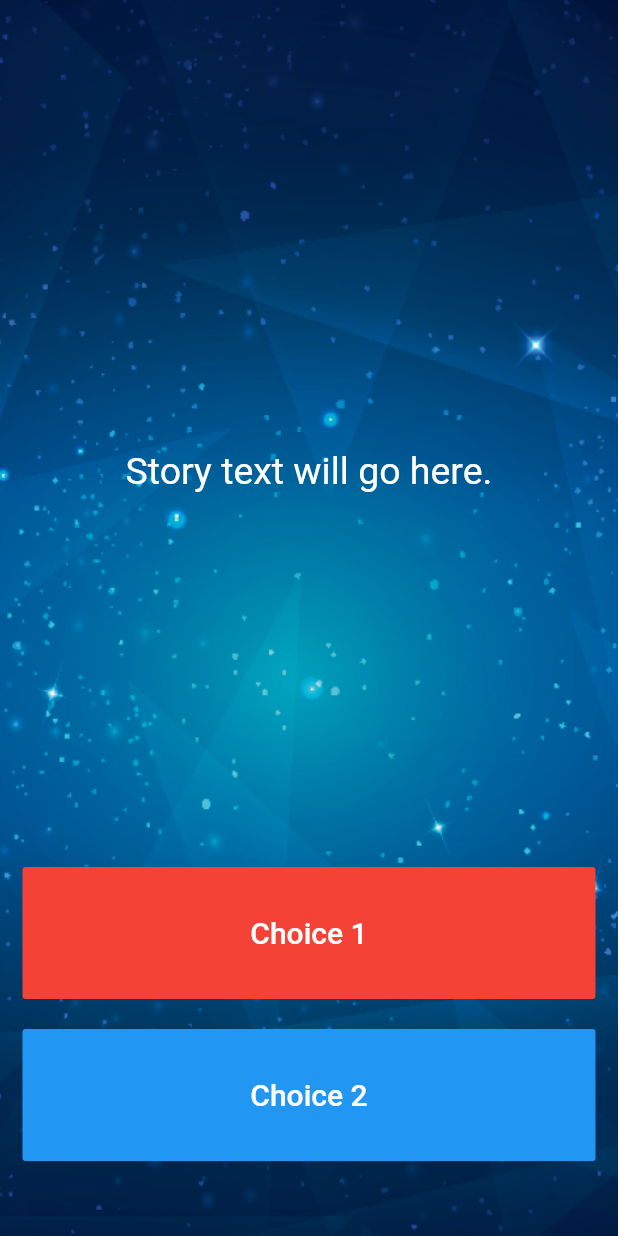
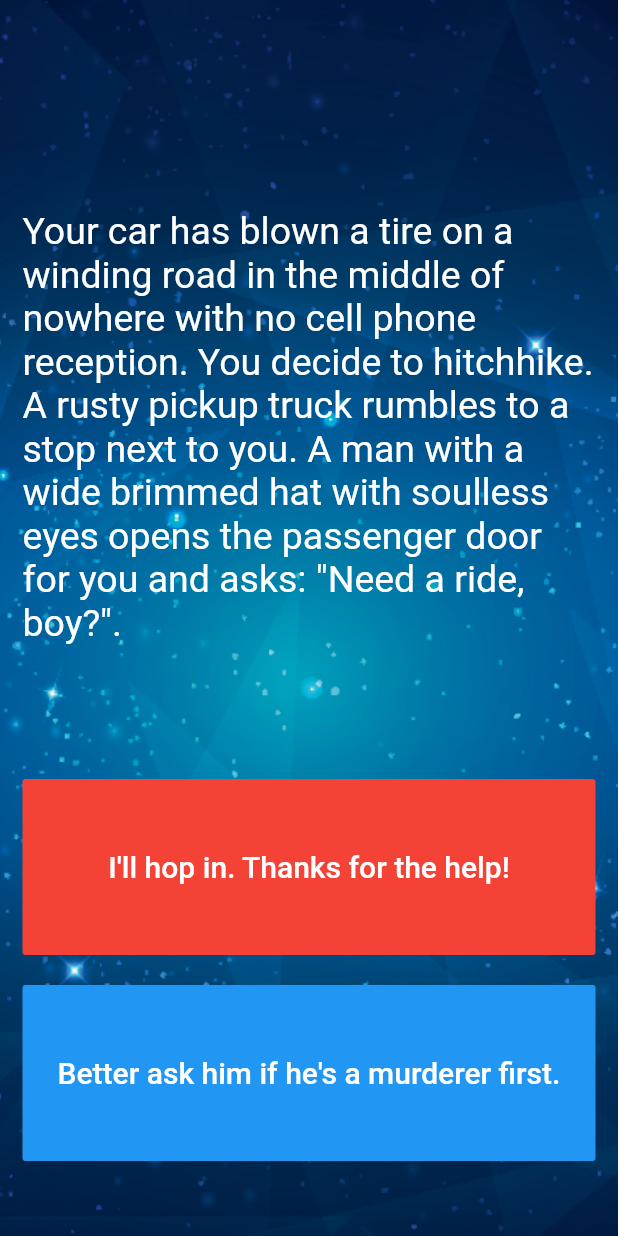
Before and after one commit to scottcal/flutter, a Flutter app: the screen it shows after launch, on a phone screen of 412 x 824 dp. Run offline on Flutter 3.47's test engine with Material 2 defaults, Android fonts, the phone set to English and light mode, and no system bars; our stand-ins replace audioplayers, rflutter_alert.

Commit message:
Finish Quizler

```diff
--- a/destini-challenge/lib/main.dart
+++ b/destini-challenge/lib/main.dart
@@ -1,6 +1,7 @@
 import 'package:flutter/material.dart';
+import 'story_brain.dart';
 
-//TODO: Step 15 - Run the app and see if you can see the screen update with the first story. Delete this TODO if it looks as you expected.
+//-TODO: Step 15 - Run the app and see if you can see the screen update with the first story. Delete this TODO if it looks as you expected.
 
 void main() => runApp(Destini());
 
@@ -13,7 +14,8 @@
   }
 }
 
-//TODO: Step 9 - Create a new storyBrain object from the StoryBrain class.
+StoryBrain storyBrain = StoryBrain();
+//-TODO: Step 9 - Create a new storyBrain object from the StoryBrain class.
 
 class StoryPage extends StatefulWidget {
   _StoryPageState createState() => _StoryPageState();
@@ -28,7 +30,7 @@
           image: DecorationImage(
               image: AssetImage('images/background.png'), fit: BoxFit.cover),
         ),
-        //TODO: Step 1 - Add background.png to this Container as a background image.
+        //-TODO: Step 1 - Add background.png to this Container as a background image.
         padding: EdgeInsets.symmetric(vertical: 50.0, horizontal: 15.0),
         constraints: BoxConstraints.expand(),
         child: SafeArea(
@@ -40,7 +42,7 @@
                 child: Center(
                   child: Text(
                     //TODO: Step 10 - use the storyBrain to get the first story title and display it in this Text Widget.
-                    'Story text will go here.',
+                    storyBrain.getStory(),
                     style: TextStyle(
                       fontSize: 25.0,
                     ),
@@ -48,16 +50,19 @@
                 ),
               ),
               Expanded(
-                flex: 2,
+                flex: 3,
                 child: FlatButton(
                   onPressed: () {
+                    setState(() {
+                      storyBrain.nextStory(1);
+                    });
                     //Choice 1 made by user.
                     //TODO: Step 18 - Call the nextStory() method from storyBrain and pass the number 1 as the choice made by the user.
                   },
                   color: Colors.red,
                   child: Text(
-                    //TODO: Step 13 - Use the storyBrain to get the text for choice 1.
-                    'Choice 1',
+                    //-TODO: Step 13 - Use the storyBrain to get the text for choice 1.
+                    storyBrain.getChoice1(),
                     style: TextStyle(
                       fontSize: 20.0,
                     ),
@@ -68,20 +73,27 @@
                 height: 20.0,
               ),
               Expanded(
-                flex: 2,
+                flex: 3,
                 //TODO: Step 26 - Use a Flutter Visibility Widget to wrap this FlatButton.
                 //TODO: Step 28 - Set the "visible" property of the Visibility Widget to equal the output from the buttonShouldBeVisible() method in the storyBrain.
+                child: Visibility(
+                  visible: storyBrain.buttonShouldBeVisible(),
                   child: FlatButton(
                     onPressed: () {
+                      setState(() {
+                        storyBrain.nextStory(2);
+                      });
                       //Choice 2 made by user.
                       //TODO: Step 19 - Call the nextStory() method from storyBrain and pass the number 2 as the choice made by the user.
                     },
                     color: Colors.blue,
+                    //backgroundColor: Colors.blue,
                     child: Text(
-                    //TODO: Step 14 - Use the storyBrain to get the text for choice 2.
-                    'Choice 2',
+                      //-TODO: Step 14 - Use the storyBrain to get the text for choice 2.
+                      storyBrain.getChoice2(),
                       style: TextStyle(
                         fontSize: 20.0,
+                      ),
                     ),
                   ),
                 ),
```
Also changed, not shown: destini-challenge/lib/story.dart (+8 -0 lines), destini-challenge/lib/story_brain.dart (+76 -38 lines). Lines whose indentation alone changed are shown as unchanged.
